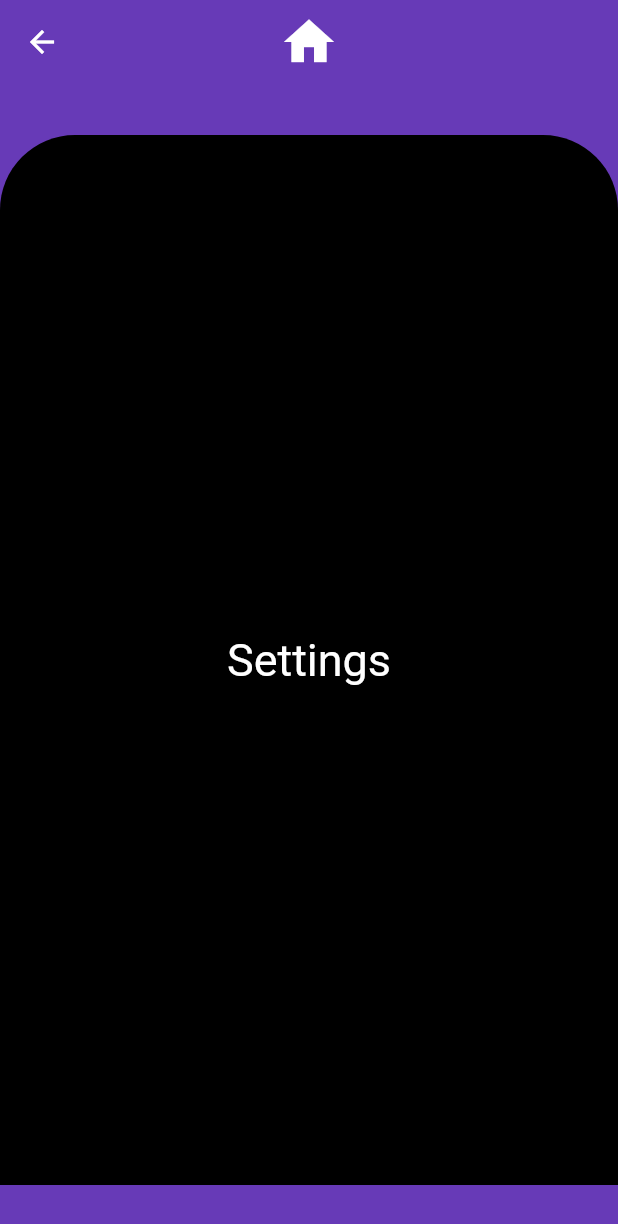
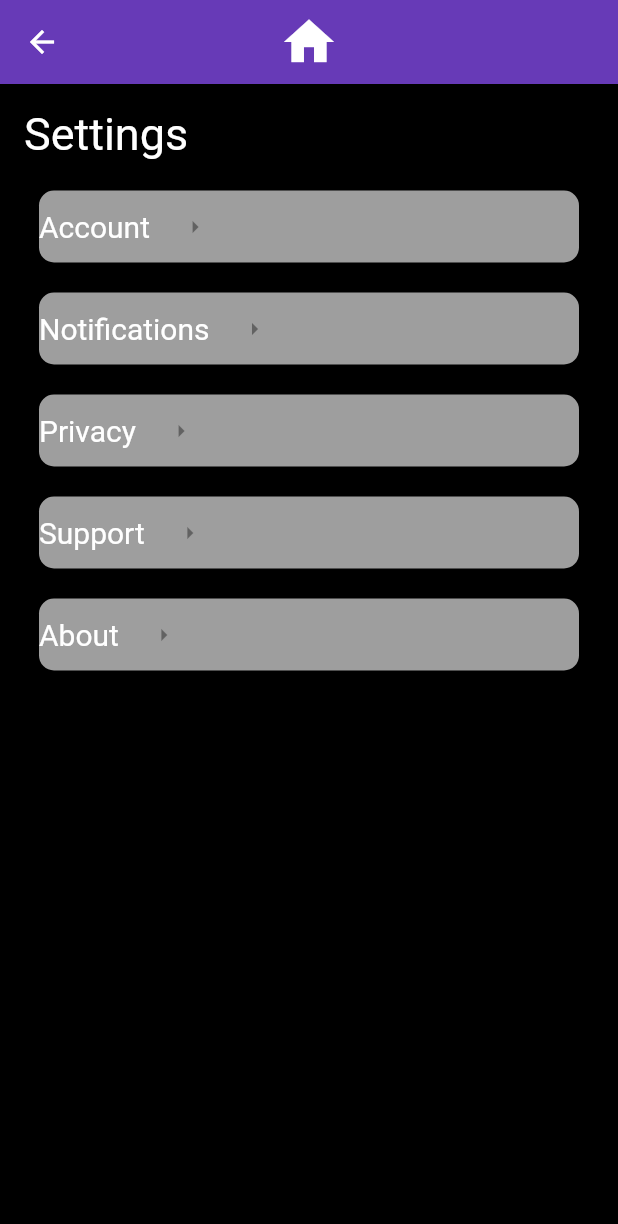
Before and after one commit to Kevin-Au-Duong/DACCKSCAM-DECO3801-S2-2022-UQ, a Flutter app: the Settings screen opened by its route, on a phone screen of 412 x 824 dp. Shown: the top 1224 px of the screen. Run offline on Flutter 3.47's test engine with Material 2 defaults, Android fonts, the phone set to English and light mode, and no system bars.

Commit message:
Add some contents in settings.dart

```diff
--- a/lib/Pages/settings.dart
+++ b/lib/Pages/settings.dart
@@ -19,7 +19,7 @@ class Settings extends StatelessWidget {
         ),
       ),
       // body: const Text("DAACKS"), backgroundColor: Colors.deepPurple,
-      body: const SettingsBody(), backgroundColor: Colors.deepPurple,
+      body: const SettingsBody(), backgroundColor: Colors.black,
     );
   }
 }
@@ -29,20 +29,136 @@ class SettingsBody extends StatelessWidget {
 
   @override
   Widget build(BuildContext context) {
-    return Center(child: Container(
-      alignment: Alignment.center,
-      height: 700,
-      width: 500,
-      decoration: const BoxDecoration(
-          color: Colors.black,
-          borderRadius: BorderRadius.only(
-              topLeft: Radius.circular(50), topRight: Radius.circular(50)
-          )
-      ),
-      child: const Text(
-          "Settings",
-          style: TextStyle(fontSize: 30, color: Colors.white)),
-    ),
+    //TODO: Implement onPressed1 button.
+    var onPressed1;
+    return Padding(
+      padding: const EdgeInsets.all(16.0),
+      child: Column(children: [
+        Padding(
+          padding: const EdgeInsets.only(bottom: 10),
+          child: Row(
+            children: const [
+              Text(
+                "Settings",
+                style: TextStyle(fontSize: 30, color: Colors.white),
+                textAlign: TextAlign.left,
+              )
+            ],
+          ),
+        ),
+        Card(
+          shape: const RoundedRectangleBorder(
+              borderRadius: BorderRadius.all(Radius.circular(10))),
+          elevation: 20,
+          margin: const EdgeInsets.all(10),
+          color: Colors.grey,
+          child: Row(children: [
+            const Text("Account",
+                style: TextStyle(fontSize: 20, color: Colors.white)),
+            IconButton(
+              onPressed: onPressed1,
+              icon: const Icon(Icons.arrow_right_sharp),
+              iconSize: 20,
+              alignment: Alignment.centerRight,
+            )
+          ]),
+          // child: Text(
+          //   "Account",
+          //   style: TextStyle(fontSize: 15, color: Colors.white)),
+        ),
+
+        Card(
+          shape: const RoundedRectangleBorder(
+              borderRadius: BorderRadius.all(Radius.circular(10))),
+          elevation: 20,
+          margin: const EdgeInsets.all(10),
+          color: Colors.grey,
+          child: Row(children: [
+            const Text("Notifications",
+                style: TextStyle(fontSize: 20, color: Colors.white)),
+            IconButton(
+              onPressed: onPressed1,
+              icon: const Icon(Icons.arrow_right_sharp),
+              iconSize: 20,
+              alignment: Alignment.centerRight,
+            )
+          ]),
+        ),
+
+        Card(
+          shape: const RoundedRectangleBorder(
+              borderRadius: BorderRadius.all(Radius.circular(10))),
+          elevation: 20,
+          margin: const EdgeInsets.all(10),
+          color: Colors.grey,
+          child: Row(children: [
+            const Text("Privacy",
+                style: TextStyle(fontSize: 20, color: Colors.white)),
+            IconButton(
+              onPressed: onPressed1,
+              icon: const Icon(Icons.arrow_right_sharp),
+              iconSize: 20,
+              alignment: Alignment.centerRight,
+            )
+          ]),
+        ),
+
+        Card(
+          shape: const RoundedRectangleBorder(
+              borderRadius: BorderRadius.all(Radius.circular(10))),
+          elevation: 20,
+          margin: const EdgeInsets.all(10),
+          color: Colors.grey,
+          child: Row(children: [
+            const Text("Support",
+                style: TextStyle(fontSize: 20, color: Colors.white)),
+            IconButton(
+              onPressed: onPressed1,
+              icon: const Icon(Icons.arrow_right_sharp),
+              iconSize: 20,
+              alignment: Alignment.centerRight,
+            )
+          ]),
+        ),
+
+        Card(
+          shape: const RoundedRectangleBorder(
+              borderRadius: BorderRadius.all(Radius.circular(10))),
+          elevation: 20,
+          margin: const EdgeInsets.all(10),
+          color: Colors.grey,
+          child: Row(children: [
+            const Text("About",
+                style: TextStyle(fontSize: 20, color: Colors.white)),
+            IconButton(
+              onPressed: onPressed1,
+              icon: const Icon(Icons.arrow_right_sharp),
+              iconSize: 20,
+              alignment: Alignment.centerRight,
+            )
+          ]),
+        ),
+      ]),
     );
+    // return Center(child: Container(
+    //   alignment: Alignment.center,
+    //   height: 700,
+    //   width: 500,
+    //   decoration: const BoxDecoration(
+    //       color: Colors.black,
+    //       borderRadius: BorderRadius.only(
+    //           topLeft: Radius.circular(50), topRight: Radius.circular(50)
+    //       )
+    //   ),
+    //   child: Row(children: const [
+    //     Text('Settings',
+    //       style: TextStyle(fontSize: 30, color: Colors.white),
+    //       textAlign: TextAlign.left,)
+    //     ]),
+    // child: const Text(
+    //     "Settings",
+    //     style: TextStyle(fontSize: 30, color: Colors.white)),
+    // ),
+    // );
   }
 }
```
